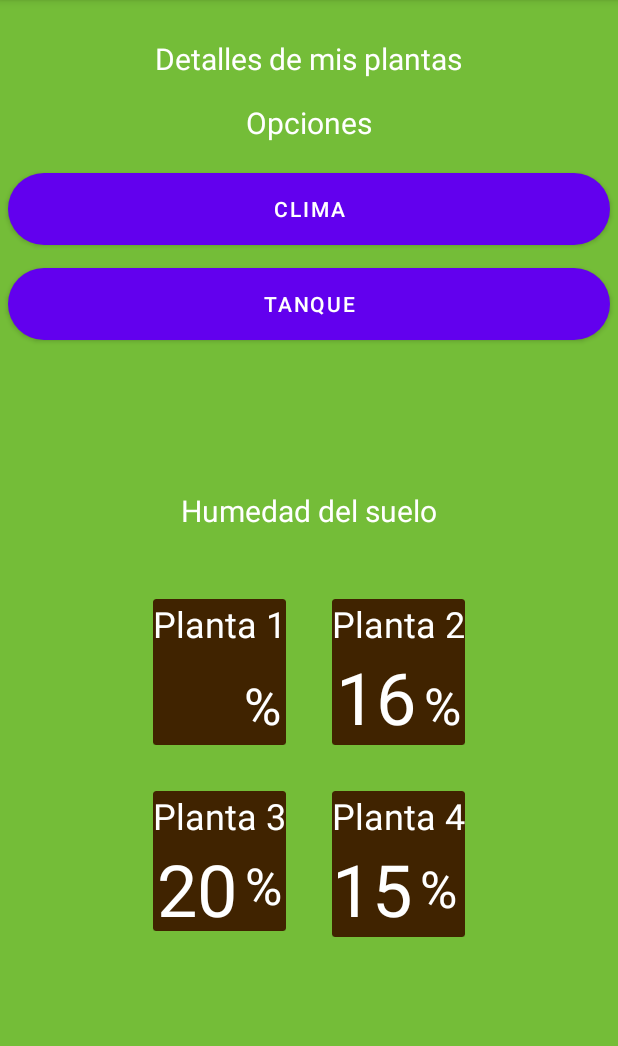
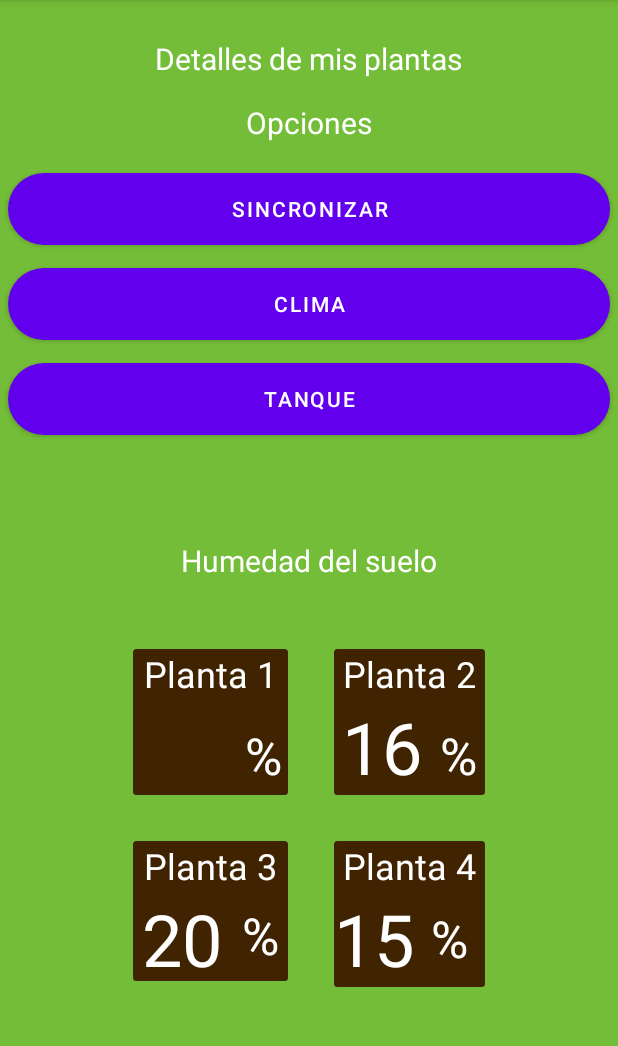
Before and after one commit to ManuelMottaUnal/green-guard, an Android app: the Plantas screen opened directly, with no data from a screen before it, on a phone screen of 412 x 824 dp, the part 84-1130 px from its top. Run offline under Robolectric (Android 15) with nearby library versions, the phone set to English and light mode, and no system bars; our stand-ins replace Firebase (no records; nobody signed in at launch, a user with empty details on screens opened directly).

Commit message:
pantalla sincronizar

```diff
--- a/app/src/main/AndroidManifest.xml
+++ b/app/src/main/AndroidManifest.xml
@@ -14,6 +14,10 @@
         tools:targetApi="31">
         <activity
             android:name=".Clima"
+            android:exported="false" />
+
+        <activity
+            android:name=".Sincronizar"
             android:exported="false" />
 
         <activity
--- a/app/src/main/java/com/unal/poo/green_ward/Plantas.java
+++ b/app/src/main/java/com/unal/poo/green_ward/Plantas.java
@@ -26,6 +26,7 @@ public class Plantas extends AppCompatActivity {
     TextView mTierra2View;
     TextView mTierra3View;
 
+    Button inicia;
     Button iniciar;
     Button inicial;
 
@@ -36,6 +37,16 @@ public class Plantas extends AppCompatActivity {
         super.onCreate(savedInstanceState);
         EdgeToEdge.enable(this);
         setContentView(R.layout.activity_plantas);
+
+        inicia= (Button)findViewById(R.id.buttonSinc);
+
+        inicia.setOnClickListener(new View.OnClickListener() {
+            @Override
+            public void onClick(View v) {
+                Intent i = new Intent( Plantas.this, Sincronizar.class);
+                startActivity(i);
+            }
+        });
 
         iniciar= (Button)findViewById(R.id.buttonClima);
 
--- /dev/null
+++ b/app/src/main/res/drawable/boton_redondo.xml
@@ -0,0 +1,5 @@
+<?xml version="1.0" encoding="utf-8"?>
+<shape xmlns:android="http://schemas.android.com/apk/res/android">
+    <solid android:color="#7A00ACC1" />
+    <corners android:radius="200dp" />
+</shape>
--- a/app/src/main/res/layout/activity_plantas.xml
+++ b/app/src/main/res/layout/activity_plantas.xml
@@ -41,11 +41,21 @@
             android:textSize="20sp" />
 
         <Button
+            android:id="@+id/buttonSinc"
+            android:layout_width="match_parent"
+            android:layout_height="wrap_content"
+            android:layout_marginLeft="5dp"
+            android:layout_marginTop="20dp"
+            android:layout_marginRight="5dp"
+            android:background="@drawable/boton_esquinas_redondas"
+            android:text="Sincronizar" />
+
+        <Button
             android:id="@+id/buttonClima"
             android:layout_width="match_parent"
             android:layout_height="wrap_content"
             android:layout_marginLeft="5dp"
-            android:layout_marginTop="20dp"
+            android:layout_marginTop="15dp"
             android:layout_marginRight="5dp"
             android:background="@drawable/boton_esquinas_redondas"
             android:text="Clima" />
@@ -64,7 +74,7 @@
             android:id="@+id/textHumSuelo"
             android:layout_width="wrap_content"
             android:layout_height="wrap_content"
-            android:layout_marginTop="100dp"
+            android:layout_marginTop="70dp"
             android:text="Humedad del suelo"
             android:textColor="#FFFFFF"
             android:textSize="20sp" />
@@ -113,13 +123,13 @@
                                 android:textSize="24sp" />
 
                             <LinearLayout
-                                android:layout_width="match_parent"
+                                android:layout_width="103dp"
                                 android:layout_height="match_parent"
                                 android:orientation="horizontal">
 
                                 <TextView
                                     android:id="@+id/dato1"
-                                    android:layout_width="51dp"
+                                    android:layout_width="61dp"
                                     android:layout_height="wrap_content"
                                     android:layout_weight="1"
                                     android:gravity="center"
@@ -142,7 +152,7 @@
                 </androidx.constraintlayout.widget.ConstraintLayout>
 
                 <androidx.constraintlayout.widget.ConstraintLayout
-                    android:layout_width="match_parent"
+                    android:layout_width="131dp"
                     android:layout_height="wrap_content"
                     android:padding="15dp">
 
```
Also changed, not shown: app/src/main/java/com/unal/poo/green_ward/Sincronizar.java (added, +27 -0 lines), app/src/main/res/layout/activity_sincronizar.xml (added, +37 -0 lines).
